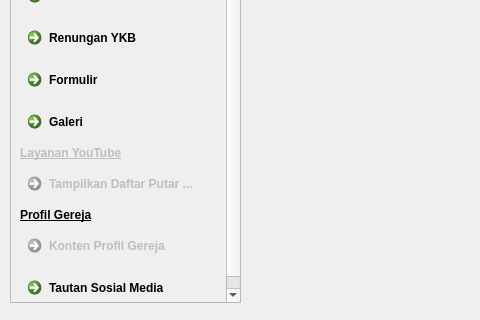
The window that qtdesigner-ui/screen_main.ui (gkisalatiga/simon-petrus) describes before a commit, drawn with Qt 5; both pictures show x 0 to 480 and y 393 to 713 of the 847 by 713 pixel window.
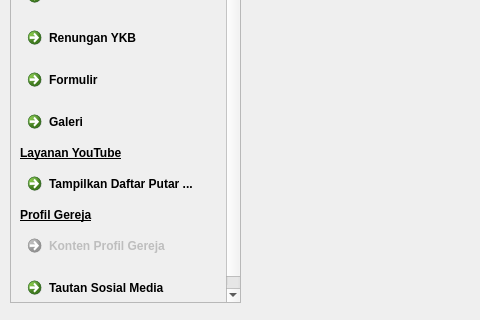
The same window after the commit. The open tabs and pages were chosen to show the change.

```diff
--- a/qtdesigner-ui/screen_main.ui
+++ b/qtdesigner-ui/screen_main.ui
@@ -153,7 +153,7 @@
        <property name="geometry">
         <rect>
          <x>0</x>
-         <y>-21</y>
+         <y>0</y>
          <width>215</width>
          <height>520</height>
         </rect>
@@ -260,7 +260,7 @@
         <item>
          <widget class="QLabel" name="label_4">
           <property name="enabled">
-           <bool>false</bool>
+           <bool>true</bool>
           </property>
           <property name="font">
            <font>
@@ -277,7 +277,7 @@
         <item>
          <widget class="QCommandLinkButton" name="commandLinkButton_11">
           <property name="enabled">
-           <bool>false</bool>
+           <bool>true</bool>
           </property>
           <property name="text">
            <string>Tampilkan Daftar Putar ...</string>
```
Left out of the diff: 10 changed lines with no effect on the pictures.
